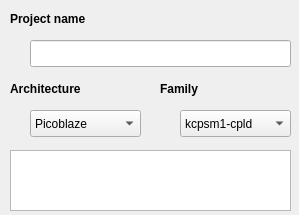
Old version of the form IDE/GUI/dialogs/projectcfg/projectcfg_general.ui in the repository AbyssAbbeba/MDS-picoblaze-AVR-ide.
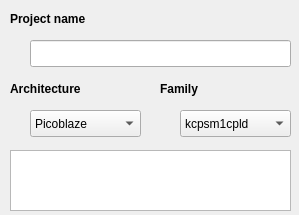
New version of the form.

Patch:
```diff
--- a/IDE/GUI/dialogs/projectcfg/projectcfg_general.ui
+++ b/IDE/GUI/dialogs/projectcfg/projectcfg_general.ui
@@ -24,7 +24,7 @@
    </property>
    <item>
     <property name="text">
-     <string>kcpsm1-cpld</string>
+     <string>kcpsm1cpld</string>
     </property>
    </item>
    <item>
```
